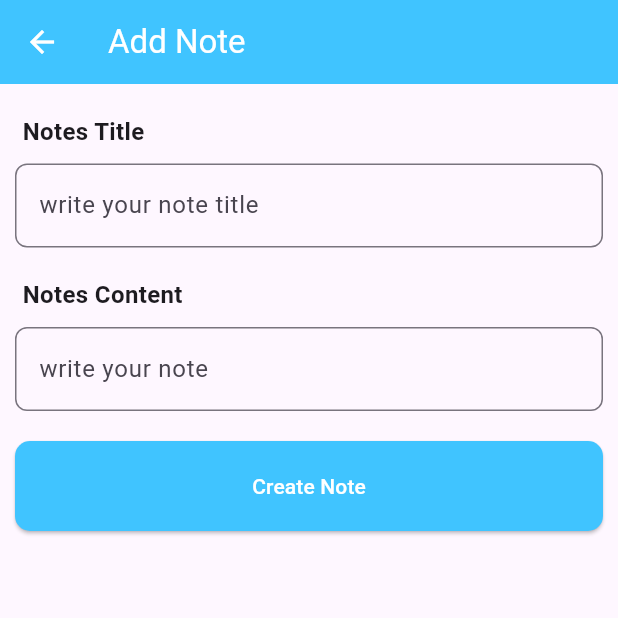
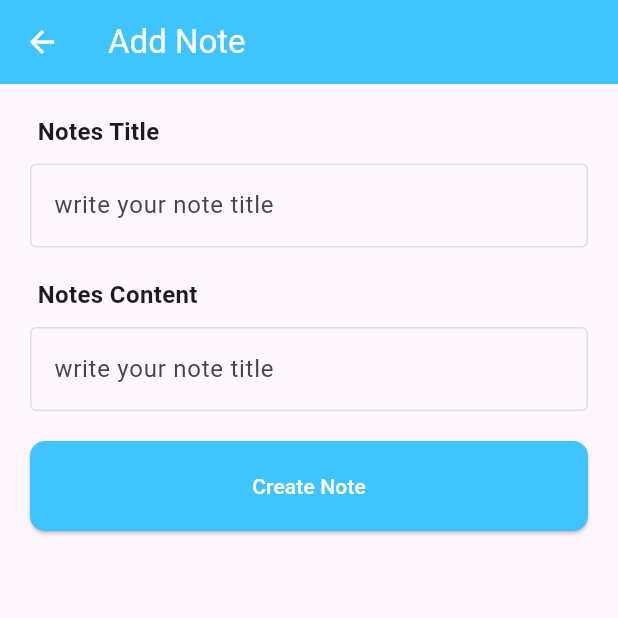
Before and after one commit to NotRegister/notes_application, a Flutter app: the AddNote screen opened directly, on a phone screen of 412 x 824 dp, the top half of it. Run offline on Flutter 3.47's test engine with Material 3 defaults, Android fonts, the phone set to English and light mode, and no system bars.

Commit message:
add screen login and edit note

```diff
--- a/lib/model/note.dart
+++ /dev/null
@@ -1,24 +0,0 @@
-// import 'package:flutter/material.dart';
-
-class Note {
-  int id;
-  String tag, note, username, createdAt, updatedAt;
-
-  Note(
-      {required this.id,
-      required this.note,
-      required this.username,
-      required this.createdAt,
-      required this.updatedAt,
-      required this.tag});
-
-  factory Note.fromJson(Map<String, dynamic> json) {
-    return Note(
-        id: json['id'],
-        tag: json['tag'],
-        note: json['note'],
-        username: json['username'],
-        createdAt: json['created_at'],
-        updatedAt: json['updated_at']);
-  }
-}
--- /dev/null
+++ b/lib/screens/add_note.dart
@@ -0,0 +1,143 @@
+import 'package:flutter/material.dart';
+import 'package:intl/intl.dart';
+import 'package:http/http.dart' as http;
+
+class AddNote extends StatefulWidget {
+  const AddNote({super.key});
+
+  @override
+  State<AddNote> createState() => _AddNoteState();
+}
+
+class _AddNoteState extends State<AddNote> {
+  /* @override
+  //! this method success to post data to the server
+  Future<void> postData() async {
+    final url = Uri.parse('http://127.0.0.1:8000/api/notes/');
+    final response = await http.post(url, body: {
+
+      'tag': 'Flutter HTTP CRUD',
+      'note': 'test api through Flutter',
+      'username': '2',
+      'created_at': '2022-01-01T00:00:00Z',
+    });
+    if (response.statusCode == 201 || response.statusCode == 200) {
+      print('success');
+    } else {
+      throw Exception(
+          'Failed to create data: ' + response.statusCode.toString());
+    }
+  } */
+
+  final titleController = TextEditingController();
+  final noteController = TextEditingController();
+  String todayDate = DateFormat('yMd').format(DateTime.now());
+
+  @override
+  void dispose() {
+    titleController.dispose();
+    noteController.dispose();
+    super.dispose();
+  }
+
+
+  Widget build(BuildContext context) {
+    return Scaffold(
+        appBar: AppBar(
+          leading: IconButton(
+            icon: const Icon(
+              Icons.arrow_back,
+              color: Colors.white,
+            ),
+            onPressed: () {
+              Navigator.pop(context);
+            },
+          ),
+          title: const Text(
+            'Add Note',
+            style: TextStyle(color: Colors.white),
+          ),
+          backgroundColor: Colors.lightBlueAccent,
+        ),
+        body: Padding(
+          padding: const EdgeInsets.symmetric(horizontal: 20, vertical: 20),
+          child: Column(
+            crossAxisAlignment: CrossAxisAlignment.start,
+            children: [
+              Container(
+                  padding:
+                      const EdgeInsetsDirectional.only(start: 5, bottom: 10),
+                  child: const Text(
+                    'Notes Title',
+                    style: TextStyle(fontWeight: FontWeight.w600, fontSize: 16),
+                  )),
+              TextField(
+                controller: titleController,
+                decoration: InputDecoration(
+                  enabledBorder: OutlineInputBorder(
+                    borderSide: BorderSide(color: Colors.grey.shade300),
+                  ),
+                  hintText: 'write your note title',
+                  focusedBorder: OutlineInputBorder(
+                    borderRadius: BorderRadius.circular(10),
+                    borderSide: const BorderSide(color: Colors.lightBlueAccent, ),
+                  ),
+                  fillColor: Colors.grey,
+                ),
+              ),
+              const SizedBox(
+                height: 20,
+              ),
+              Container(
+                  padding:
+                      const EdgeInsetsDirectional.only(start: 5, bottom: 10),
+                  child: const Text(
+                    'Notes Content',
+                    style: TextStyle(fontWeight: FontWeight.w600, fontSize: 16),
+                  )),
+              TextField(
+                controller: noteController,
+                decoration: InputDecoration(
+                  enabledBorder: OutlineInputBorder(
+                    borderSide: BorderSide(color: Colors.grey.shade300),
+                  ),
+                  hintText: 'write your note title',
+                  focusedBorder: OutlineInputBorder(
+                    borderRadius: BorderRadius.circular(10),
+                    borderSide: const BorderSide(color: Colors.lightBlueAccent, ),
+                  ),
+                  fillColor: Colors.grey,
+                ),
+              ),
+              const SizedBox(
+                height: 20,
+              ),
+              ElevatedButton(
+                  style: ElevatedButton.styleFrom(
+                    shape: RoundedRectangleBorder(
+                      borderRadius: BorderRadius.circular(10),
+                    ),
+                    backgroundColor: Colors.lightBlueAccent,
+                    minimumSize: const Size(double.infinity, 60),
+                  ),
+                  onPressed: () async {
+                    final url = Uri.parse('http://127.0.0.1:8000/api/notes/');
+                    final response = await http.post(url, body: {
+                      'tag': titleController.text,
+                      'note': noteController.text,
+                      'username': '1',
+                      'created_at': todayDate,
+                    });
+                    if (response.statusCode == 201 ||
+                        response.statusCode == 200) {
+                      Navigator.pop(context);
+                    } else {
+                      print('Failed to create data: ${response.statusCode}');
+                    }
+                  },
+                  child: const Text('Create Note', style: TextStyle(color: Colors.white),))
+            ],
+          ),
+        ));
+  }
+}
--- a/lib/add_note.dart
+++ b/lib/screens/edit_note.dart
@@ -1,48 +1,17 @@
 import 'package:flutter/material.dart';
-import 'package:intl/intl.dart';
-import 'package:http/http.dart' as http;
-import 'package:notes_application/api_service.dart';
-import 'package:notes_application/notesModel.dart';
 
-class AddNote extends StatefulWidget {
-  const AddNote({super.key});
+class EditNote extends StatefulWidget {
+  const EditNote({super.key});
 
   @override
-  State<AddNote> createState() => _AddNoteState();
+  State<EditNote> createState() => _EditNoteState();
 }
 
-class _AddNoteState extends State<AddNote> {
-  /* @override
-  //! this method success to post data to the server
-  Future<void> postData() async {
-    final url = Uri.parse('http://127.0.0.1:8000/api/notes/');
-    final response = await http.post(url, body: {
+class _EditNoteState extends State<EditNote> {
 
-      'tag': 'Flutter HTTP CRUD',
-      'note': 'test api through Flutter',
-      'username': '2',
-      'created_at': '2022-01-01T00:00:00Z',
-    });
-    if (response.statusCode == 201 || response.statusCode == 200) {
-      print('success');
-    } else {
-      throw Exception(
-          'Failed to create data: ' + response.statusCode.toString());
-    }
-  } */
 
-  final titleController = TextEditingController();
-  final noteController = TextEditingController();
 
   @override
-  void dispose() {
-    titleController.dispose();
-    noteController.dispose();
-    super.dispose();
-  }
-
-  String todayDate = DateFormat('yMd').format(DateTime.now());
-
   Widget build(BuildContext context) {
     return Scaffold(
         appBar: AppBar(
@@ -62,7 +31,7 @@ class _AddNoteState extends State<AddNote> {
           backgroundColor: Colors.lightBlueAccent,
         ),
         body: Padding(
-          padding: const EdgeInsets.symmetric(horizontal: 10, vertical: 20),
+          padding: const EdgeInsets.symmetric(horizontal: 20, vertical: 20),
           child: Column(
             crossAxisAlignment: CrossAxisAlignment.start,
             children: [
@@ -75,15 +44,18 @@ class _AddNoteState extends State<AddNote> {
                   )),
               TextField(
                 controller: titleController,
-                decoration: const InputDecoration(
+                decoration: InputDecoration(
+                  enabledBorder: OutlineInputBorder(
+                    borderSide: BorderSide(color: Colors.grey.shade300),
+                  ),
                   hintText: 'write your note title',
                   focusedBorder: OutlineInputBorder(
-                    borderSide: BorderSide(color: Colors.lightBlueAccent),
+                    borderRadius: BorderRadius.circular(10),
+                    borderSide: const BorderSide(
+                      color: Colors.lightBlueAccent,
+                    ),
                   ),
-                  border: OutlineInputBorder(
-                    borderRadius: BorderRadius.all(Radius.circular(8)),
-                    borderSide: BorderSide(color: Colors.lightBlueAccent),
-                  ),
+                  fillColor: Colors.grey,
                 ),
               ),
               const SizedBox(
@@ -98,14 +70,18 @@ class _AddNoteState extends State<AddNote> {
                   )),
               TextField(
                 controller: noteController,
-                decoration: const InputDecoration(
+                decoration: InputDecoration(
+                  enabledBorder: OutlineInputBorder(
+                    borderSide: BorderSide(color: Colors.grey.shade300),
+                  ),
+                  hintText: 'write your note title',
                   focusedBorder: OutlineInputBorder(
-                      borderSide: BorderSide(color: Colors.lightBlueAccent)),
-                  hintText: 'write your note',
-                  border: OutlineInputBorder(
-                    borderRadius: BorderRadius.all(Radius.circular(8)),
-                    borderSide: BorderSide(color: Colors.lightBlueAccent),
+                    borderRadius: BorderRadius.circular(10),
+                    borderSide: const BorderSide(
+                      color: Colors.lightBlueAccent,
+                    ),
                   ),
+                  fillColor: Colors.grey,
                 ),
               ),
               const SizedBox(
@@ -131,11 +107,13 @@ class _AddNoteState extends State<AddNote> {
                         response.statusCode == 200) {
                       Navigator.pop(context);
                     } else {
-                      throw Exception('Failed to create data: ' +
-                          response.statusCode.toString());
+                      print('Failed to create data: ${response.statusCode}');
                     }
                   },
-                  child: const Text('Create Note', style: TextStyle(color: Colors.white),))
+                  child: const Text(
+                    'Create Note',
+                    style: TextStyle(color: Colors.white),
+                  ))
             ],
           ),
         ));
--- a/lib/home.dart
+++ b/lib/screens/home.dart
@@ -1,9 +1,7 @@
 import 'package:flutter/material.dart';
-import 'package:notes_application/add_note.dart';
-import 'package:notes_application/constant.dart';
 import 'package:notes_application/notesModel.dart';
 import 'package:notes_application/api_service.dart';
-import 'package:notes_application/update_note.dart';
+import 'package:notes_application/screens/add_note.dart';
 
 class HomePage extends StatefulWidget {
   const HomePage({super.key});
```
Also changed, not shown: lib/main.dart (+3 -4 lines), lib/model/note_service.dart (deleted, +0 -19 lines), lib/network/api.dart (deleted, +0 -32 lines), lib/new/api.dart (deleted, +0 -71 lines), lib/new/homepage.dart (deleted, +0 -124 lines), lib/screens/login.dart (added, +127 -0 lines), lib/screens/update_note.dart (renamed from lib/update_note.dart).
